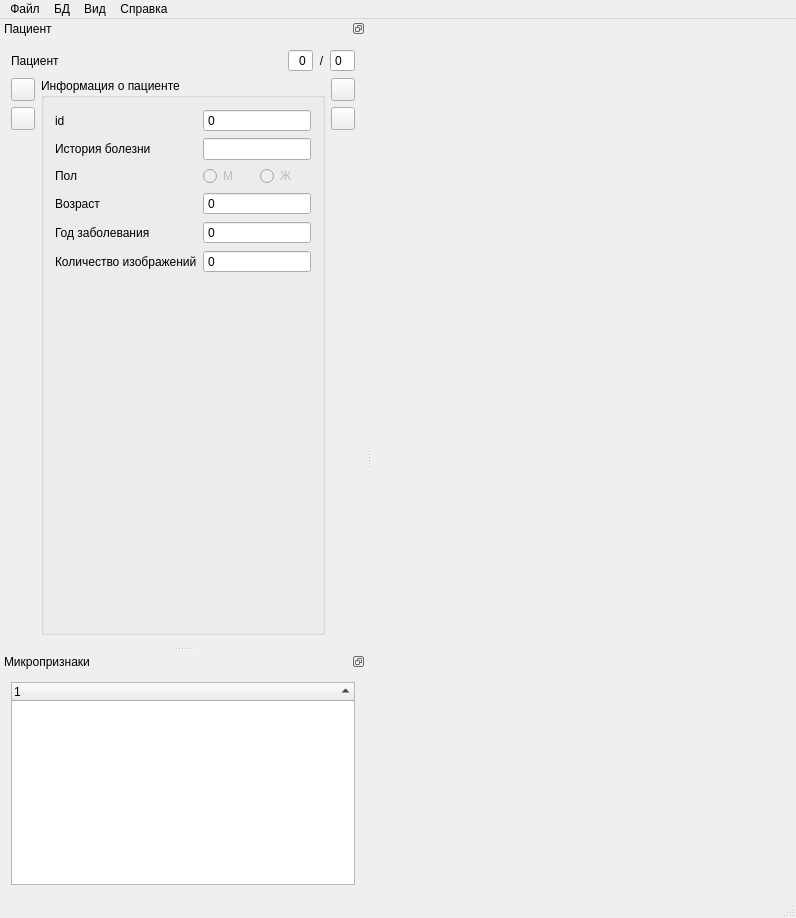
Before: the Qt Designer form dialogs/mainwindow.ui in gurmaaan/AtlasKidney, drawn with Qt 5.
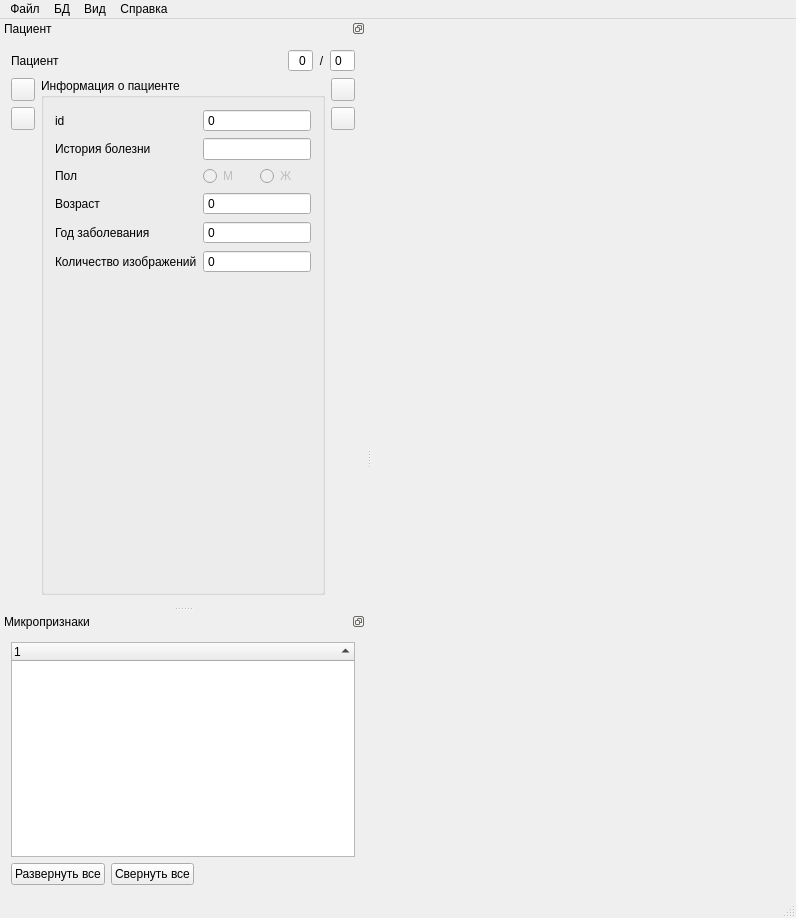
After: the same form once the commit is applied. Icons and pictures are not drawn. Custom widgets are drawn as their Qt base class.

Diff of the .ui file:
```diff
--- a/dialogs/mainwindow.ui
+++ b/dialogs/mainwindow.ui
@@ -422,6 +422,37 @@
        </column>
       </widget>
      </item>
+     <item>
+      <layout class="QHBoxLayout" name="horizontalLayout_2">
+       <item>
+        <widget class="QPushButton" name="expandAll_btn">
+         <property name="text">
+          <string>Развернуть все</string>
+         </property>
+        </widget>
+       </item>
+       <item>
+        <widget class="QPushButton" name="collapseAll_btn">
+         <property name="text">
+          <string>Свернуть все</string>
+         </property>
+        </widget>
+       </item>
+       <item>
+        <spacer name="horizontalSpacer_2">
+         <property name="orientation">
+          <enum>Qt::Horizontal</enum>
+         </property>
+         <property name="sizeHint" stdset="0">
+          <size>
+           <width>40</width>
+           <height>20</height>
+          </size>
+         </property>
+        </spacer>
+       </item>
+      </layout>
+     </item>
     </layout>
    </widget>
   </widget>
```
